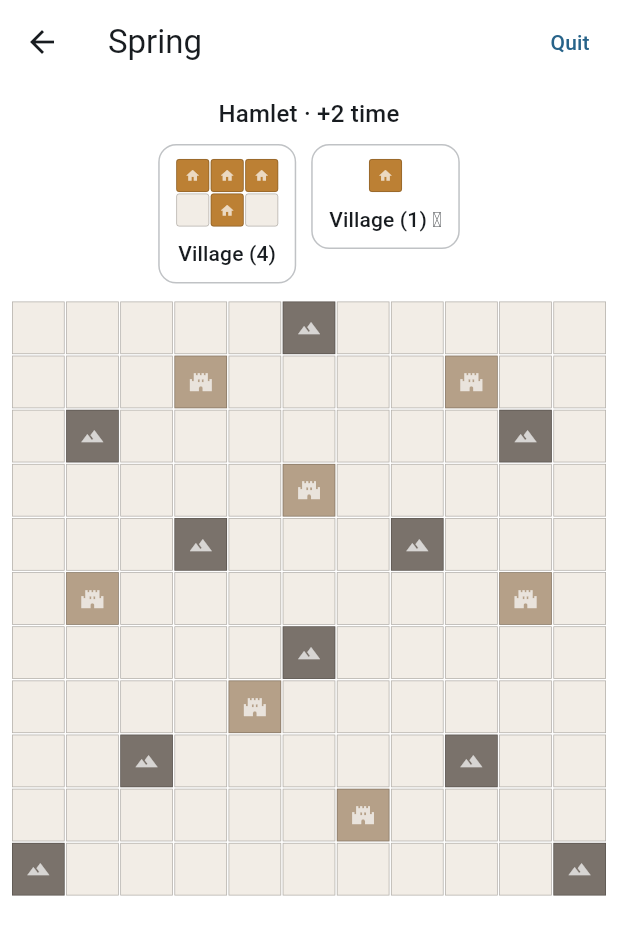
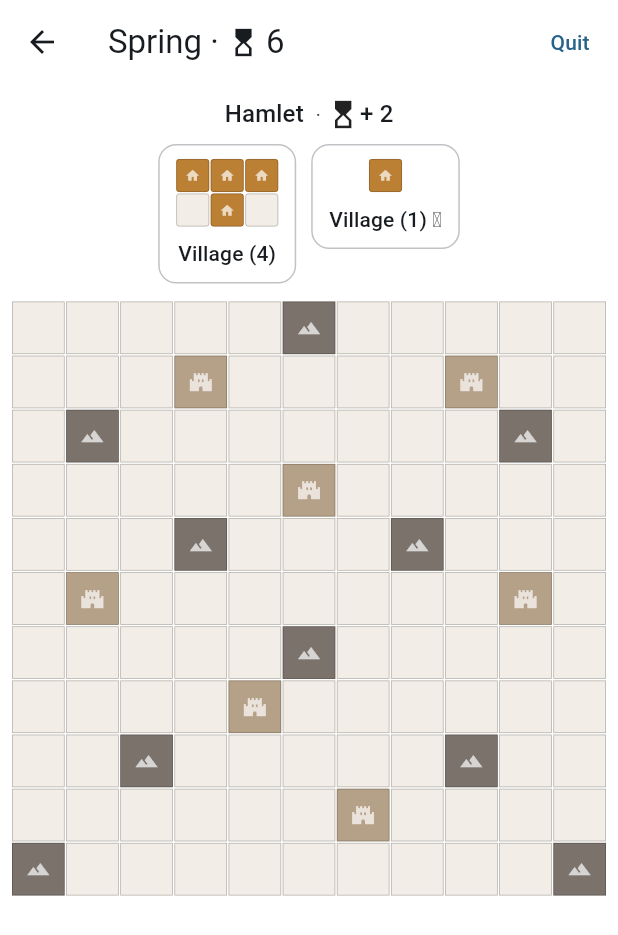
Before and after one commit to papotte/cartoflutter, a Flutter app: the PlaySessionScreen screen opened by its route, after a tap on "Reveal card", after a tap on the "landscape" icon, on a phone screen of 412 x 824 dp. Shown: the top 935 px of the screen. Run offline on Flutter 3.47's test engine with Material 3 defaults, Android fonts, the phone set to English and light mode, and no system bars; our stand-ins replace audioplayers, cloud_firestore, firebase_auth, firebase_core, go_router, shared_preferences; accounts and stored records are empty; network calls fail.

Commit message:
fix: time display

```diff
--- a/lib/game_internals/models/game_state.dart
+++ b/lib/game_internals/models/game_state.dart
@@ -118,6 +118,12 @@ class GameState extends ChangeNotifier {
   Season get currentSeason => Season.values[seasonIndex];
 
   int get timeThreshold => currentSeason.timeThreshold;
+
+  /// Season time not yet spent ([timeThreshold] minus [accumulatedTime], floored at 0).
+  int get remainingSeasonTime {
+    final r = timeThreshold - accumulatedTime;
+    return r > 0 ? r : 0;
+  }
 
   /// Reveal cards until an explore card starts the draw phase (or deck ends).
   void revealNextCard() {
--- a/lib/play_session/map_grid_widget.dart
+++ b/lib/play_session/map_grid_widget.dart
@@ -6,7 +6,12 @@ import '../game_internals/models/tetromino_shape.dart';
 import 'terrain_cell_visual.dart';
 
 /// Renders the 11×11 map; optional placement preview for [anchorRow]/[anchorCol].
-class MapGridWidget extends StatelessWidget {
+///
+/// While [anchorRow]/[anchorCol] are null and a [previewShape] is set, moving the
+/// pointer shows a **tentative** preview (web/desktop). The anchor is always the
+/// top-left corner of the shape’s bounding box; a dot marks that cell so hollow
+/// shapes (e.g. plus) are easier to read.
+class MapGridWidget extends StatefulWidget {
   const MapGridWidget({
     super.key,
     required this.grid,
@@ -27,6 +32,60 @@ class MapGridWidget extends StatelessWidget {
   final bool readOnly;
 
   @override
+  State<MapGridWidget> createState() => _MapGridWidgetState();
+}
+
+class _MapGridWidgetState extends State<MapGridWidget> {
+  int? _hoverR;
+  int? _hoverC;
+
+  static int _axisCell(double p, double cellExtent, double gap, int count) {
+    var at = 0.0;
+    for (var i = 0; i < count; i++) {
+      if (p < at + cellExtent) {
+        return i;
+      }
+      at += cellExtent + gap;
+    }
+    return count - 1;
+  }
+
+  void _setHover(int r, int c) {
+    if (_hoverR != r || _hoverC != c) {
+      setState(() {
+        _hoverR = r;
+        _hoverC = c;
+      });
+    }
+  }
+
+  void _clearHover() {
+    if (_hoverR != null || _hoverC != null) {
+      setState(() {
+        _hoverR = null;
+        _hoverC = null;
+      });
+    }
+  }
+
+  @override
+  void didUpdateWidget(covariant MapGridWidget oldWidget) {
+    super.didUpdateWidget(oldWidget);
+    final lostPreview =
+        widget.previewShape == null || widget.previewTerrain == null;
+    final anchorSet =
+        widget.anchorRow != null && widget.anchorCol != null;
+    if (lostPreview || anchorSet) {
+      if (_hoverR != null || _hoverC != null) {
+        setState(() {
+          _hoverR = null;
+          _hoverC = null;
+        });
+      }
+    }
+  }
+
+  @override
   Widget build(BuildContext context) {
     return LayoutBuilder(
       builder: (context, constraints) {
@@ -37,14 +96,52 @@ class MapGridWidget extends StatelessWidget {
         final cellExtent =
             (side - gap * (MapGrid.size - 1)) / MapGrid.size;
 
+        final anchorCommitted =
+            widget.anchorRow != null && widget.anchorCol != null;
+        final effR = anchorCommitted ? widget.anchorRow! : _hoverR;
+        final effC = anchorCommitted ? widget.anchorCol! : _hoverC;
+
         Set<(int, int)>? previewCells;
-        bool previewOk = false;
-        if (previewShape != null && anchorRow != null && anchorCol != null) {
-          previewCells = previewShape!.placedAt(anchorRow!, anchorCol!).toSet();
-          previewOk = grid.canPlace(previewShape!, anchorRow!, anchorCol!);
+        var previewOk = false;
+        if (widget.previewShape != null &&
+            widget.previewTerrain != null &&
+            effR != null &&
+            effC != null) {
+          previewCells =
+              widget.previewShape!.placedAt(effR, effC).toSet();
+          previewOk = widget.grid
+              .canPlace(widget.previewShape!, effR, effC);
         }
 
-        return SizedBox(
+        final tentativePreview =
+            !anchorCommitted && effR != null && effC != null;
+
+        final trackHover = !widget.readOnly &&
+            widget.previewShape != null &&
+            widget.previewTerrain != null &&
+            !anchorCommitted;
+
+        return MouseRegion(
+          onHover: trackHover
+              ? (event) {
+                  final local = event.localPosition;
+                  final r = _axisCell(
+                    local.dy,
+                    cellExtent,
+                    gap,
+                    MapGrid.size,
+                  );
+                  final c = _axisCell(
+                    local.dx,
+                    cellExtent,
+                    gap,
+                    MapGrid.size,
+                  );
+                  _setHover(r, c);
+                }
+              : null,
+          onExit: trackHover ? (_) => _clearHover() : null,
+          child: SizedBox(
             width: side,
             height: side,
             child: GridView.builder(
@@ -58,7 +155,7 @@ class MapGridWidget extends StatelessWidget {
               itemBuilder: (context, i) {
                 final r = i ~/ MapGrid.size;
                 final c = i % MapGrid.size;
-              final t = grid.cellAt(r, c);
+                final t = widget.grid.cellAt(r, c);
                 final inPreview =
                     previewCells != null && previewCells.contains((r, c));
 
@@ -67,37 +164,82 @@ class MapGridWidget extends StatelessWidget {
                 var borderColor = Colors.black26;
                 var borderWidth = 0.5;
 
-              if (inPreview && previewTerrain != null) {
-                displayTerrain = previewTerrain!;
-                bgOverride =
-                    previewTerrain!.color.withValues(alpha: 0.85);
-                borderColor = previewOk ? Colors.green : Colors.red;
-                borderWidth = 2;
+                if (inPreview && widget.previewTerrain != null) {
+                  displayTerrain = widget.previewTerrain!;
+                  final fillAlpha = tentativePreview ? 0.5 : 0.85;
+                  bgOverride = widget.previewTerrain!.color
+                      .withValues(alpha: fillAlpha);
+                  borderColor = previewOk
+                      ? (tentativePreview
+                          ? Colors.green.withValues(alpha: 0.75)
+                          : Colors.green)
+                      : (tentativePreview
+                          ? Colors.red.withValues(alpha: 0.75)
+                          : Colors.red);
+                  borderWidth = tentativePreview ? 1.5 : 2;
                 } else {
                   displayTerrain = t;
-                if (t == TerrainType.empty && grid.isRuins(r, c)) {
+                  if (t == TerrainType.empty && widget.grid.isRuins(r, c)) {
                     bgOverride =
                         TerrainType.ruins.color.withValues(alpha: 0.5);
                   }
                 }
 
+                final showAnchorBadge = widget.previewShape != null &&
+                    effR != null &&
+                    effC != null &&
+                    r == effR &&
+                    c == effC;
+
                 return GestureDetector(
-                onTap: readOnly || onCellTapped == null
+                  onTap: widget.readOnly || widget.onCellTapped == null
                       ? null
-                    : () => onCellTapped!(r, c),
+                      : () => widget.onCellTapped!(r, c),
                   child: SizedBox(
                     width: cellExtent,
                     height: cellExtent,
-                  child: TerrainCellVisual(
+                    child: Stack(
+                      clipBehavior: Clip.hardEdge,
+                      children: [
+                        TerrainCellVisual(
                           terrain: displayTerrain,
                           size: cellExtent,
                           backgroundColor: bgOverride,
                           borderColor: borderColor,
                           borderWidth: borderWidth,
                         ),
+                        if (showAnchorBadge)
+                          Positioned(
+                            left: 3,
+                            top: 3,
+                            child: IgnorePointer(
+                              child: Container(
+                                width: 7,
+                                height: 7,
+                                decoration: BoxDecoration(
+                                  color: Colors.white,
+                                  shape: BoxShape.circle,
+                                  border: Border.all(
+                                    color: Colors.black54,
+                                    width: 0.75,
+                                  ),
+                                  boxShadow: const [
+                                    BoxShadow(
+                                      blurRadius: 2,
+                                      offset: Offset(0, 0.5),
+                                      color: Color(0x33000000),
+                                    ),
+                                  ],
+                                ),
+                              ),
+                            ),
+                          ),
+                      ],
+                    ),
                   ),
                 );
               },
+            ),
           ),
         );
       },
--- a/lib/play_session/play_session_screen.dart
+++ b/lib/play_session/play_session_screen.dart
@@ -83,6 +83,12 @@ class _PlaySessionScreenState extends State<PlaySessionScreen> {
     });
   }
 
+  Widget _seasonTimeIcon() => const Icon(
+    Icons.hourglass_top_outlined,
+    size: 22,
+    semanticLabel: 'Time remaining',
+  );
+
   Widget _buildExploreOption(BuildContext context, CardOption o) {
     final selected = _selShape == o.shape && _selTerrain == o.terrain;
     final scheme = Theme.of(context).colorScheme;
@@ -93,7 +99,9 @@ class _PlaySessionScreenState extends State<PlaySessionScreen> {
       shape: RoundedRectangleBorder(
         borderRadius: BorderRadius.circular(12),
         side: BorderSide(
-          color: selected ? scheme.primary : scheme.outline.withValues(alpha: 0.45),
+          color: selected
+              ? scheme.primary
+              : scheme.outline.withValues(alpha: 0.45),
           width: selected ? 2 : 1,
         ),
       ),
@@ -148,9 +156,25 @@ class _PlaySessionScreenState extends State<PlaySessionScreen> {
       return const Scaffold(body: Center(child: CircularProgressIndicator()));
     }
 
+    final showSeasonTime = switch (_game.phase) {
+      GamePhase.explore || GamePhase.draw || GamePhase.check => true,
+      _ => false,
+    };
+
     return Scaffold(
       appBar: AppBar(
-        title: Text(_game.currentSeason.displayName),
+        title: showSeasonTime
+            ? Row(
+                mainAxisSize: MainAxisSize.min,
+                children: [
+                  Text(_game.currentSeason.displayName),
+                  const Text(' · '),
+                  _seasonTimeIcon(),
+                  const SizedBox(width: 4),
+                  Text('${_game.remainingSeasonTime}'),
+                ],
+              )
+            : Text(_game.currentSeason.displayName),
         actions: [
           TextButton(
             onPressed: () => context.go('/'),
@@ -214,10 +238,20 @@ class _PlaySessionScreenState extends State<PlaySessionScreen> {
                 child: Text('Place on a ruins space if you can.'),
               ),
             ),
-          Text(
-            '${card.name} · +${card.timeValue} time',
-            style: Theme.of(context).textTheme.titleMedium,
-            textAlign: TextAlign.center,
+          Center(
+            child: Row(
+              mainAxisSize: MainAxisSize.min,
+              children: [
+                Text(card.name, style: Theme.of(context).textTheme.titleMedium),
+                const SizedBox(width: 4),
+                const Text(' · '),
+                _seasonTimeIcon(),
+                Text(
+                  '+ ${card.timeValue}',
+                  style: Theme.of(context).textTheme.titleMedium,
+                ),
+              ],
+            ),
           ),
           const SizedBox(height: 8),
           Wrap(
```
Lines whose indentation alone changed are shown as unchanged.
